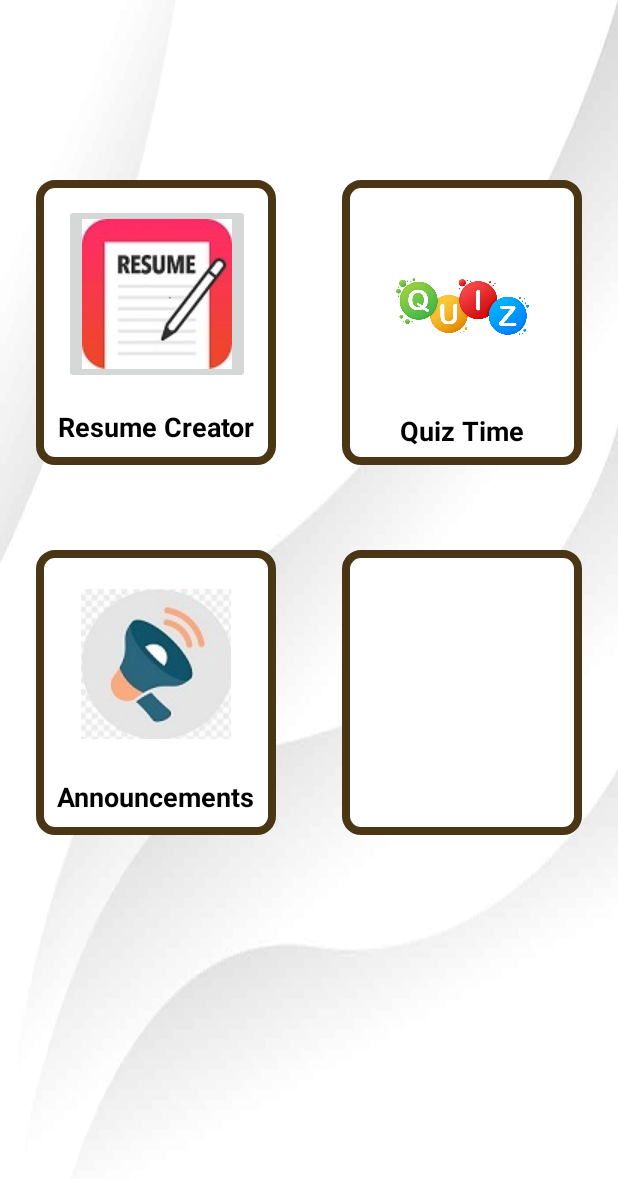
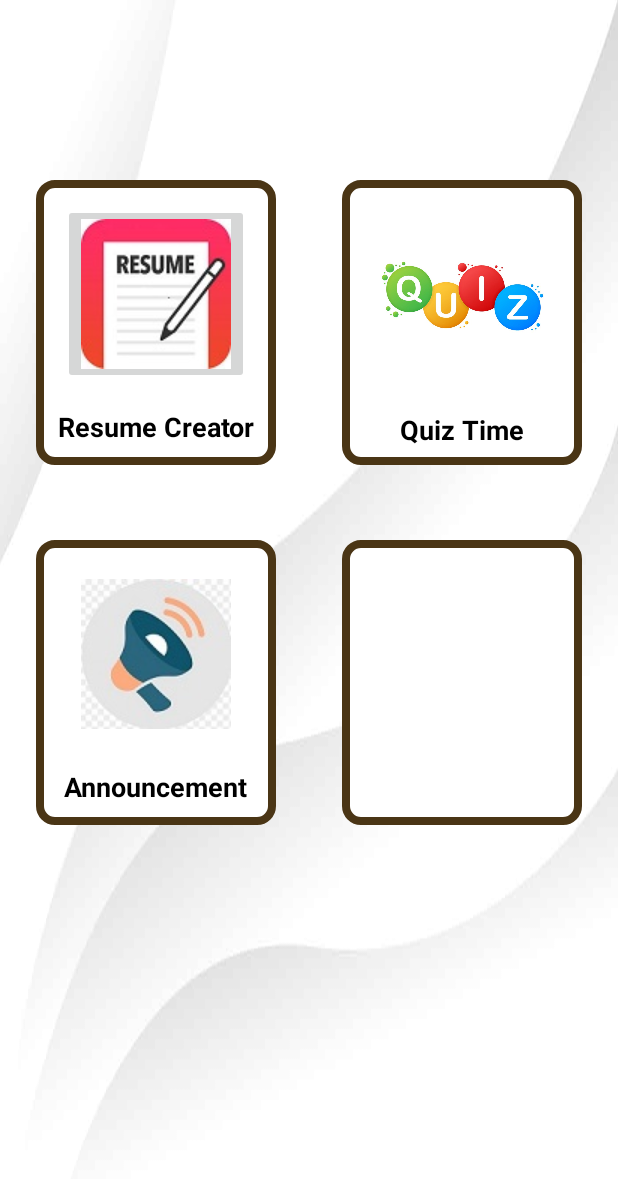
Before and after one commit to piyush260100/Resume_Manager, an Android app: the HomeActivity screen opened directly, with no data from a screen before it, on a phone screen of 412 x 824 dp. Shown: the top 1179 px of the screen. Run offline under Robolectric (Android 15) with nearby library versions, the phone set to English and light mode, and no system bars.

Commit message:
Resume Manager

```diff
--- a/app/src/main/java/com/example/rp/HomeActivity.java
+++ b/app/src/main/java/com/example/rp/HomeActivity.java
@@ -3,15 +3,19 @@ package com.example.rp;
 import androidx.appcompat.app.AppCompatActivity;
 import androidx.constraintlayout.widget.ConstraintLayout;
 
+import android.annotation.SuppressLint;
 import android.content.Intent;
 import android.os.Bundle;
 import android.view.View;
+import android.widget.ImageButton;
+
+import static com.example.rp.R.id.Quiz_Time_buton;
 
 public class HomeActivity extends AppCompatActivity {
 
-    ConstraintLayout resume;
-    ConstraintLayout quiz;
-    ConstraintLayout announcement;
+    ConstraintLayout resume_view;
+    ConstraintLayout quiz_view;
+    ConstraintLayout announcement_view;
 
 
     @Override
@@ -19,29 +23,29 @@ public class HomeActivity extends AppCompatActivity {
         super.onCreate(savedInstanceState);
         setContentView(R.layout.activity_home);
 
-        resume=findViewById(R.id.resume_creator_view);
-        quiz=findViewById(R.id.quiz_view);
-        announcement=findViewById(R.id.announcement_view);
+        resume_view=findViewById(R.id.resume_creator_view);
+        announcement_view=findViewById(R.id.announcement_view);
+        quiz_view=findViewById(R.id.announcement_view);
 
-        resume.setOnClickListener(new View.OnClickListener() {
+        resume_view.setOnClickListener(new View.OnClickListener() {
             @Override
             public void onClick(View view) {
-                Intent intent = new Intent(view.getContext(), resume_creator.class);
-                view.getContext().startActivity(intent);}
+                Intent intent1 = new Intent(view.getContext(), resume_creator.class);
+                view.getContext().startActivity(intent1);}
         });
 
-        quiz.setOnClickListener(new View.OnClickListener() {
+        quiz_view.setOnClickListener(new View.OnClickListener() {
             @Override
             public void onClick(View view) {
-                Intent intent = new Intent(view.getContext(), quiz_time.class);
-                view.getContext().startActivity(intent);}
+                Intent intent2 = new Intent(view.getContext(), quiz_time.class);
+                view.getContext().startActivity(intent2);}
         });
 
-        announcement.setOnClickListener(new View.OnClickListener() {
+        announcement_view.setOnClickListener(new View.OnClickListener() {
             @Override
             public void onClick(View view) {
-                Intent intent = new Intent(view.getContext(), Announcements.class);
-                view.getContext().startActivity(intent);}
+                Intent intent3 = new Intent(view.getContext(), Announcements.class);
+                view.getContext().startActivity(intent3);}
         });
 
 
--- a/app/src/main/res/layout/activity_home.xml
+++ b/app/src/main/res/layout/activity_home.xml
@@ -17,30 +17,32 @@
         app:layout_constraintStart_toStartOf="parent"
         app:layout_constraintTop_toTopOf="parent">
 
-    </androidx.constraintlayout.widget.ConstraintLayout>
-
         <ImageButton
             android:id="@+id/resume_button"
             android:layout_width="wrap_content"
             android:layout_height="wrap_content"
             android:layout_marginTop="16dp"
-        app:layout_constraintEnd_toEndOf="@+id/textView"
-        app:layout_constraintStart_toStartOf="@+id/textView"
-        app:layout_constraintTop_toTopOf="@+id/resume_creator_view"
+            android:contentDescription="Resume Button"
+            app:layout_constraintEnd_toEndOf="parent"
+            app:layout_constraintStart_toStartOf="parent"
+            app:layout_constraintTop_toTopOf="parent"
             app:srcCompat="@drawable/resume_icon2" />
 
         <TextView
             android:id="@+id/textView"
             android:layout_width="wrap_content"
             android:layout_height="wrap_content"
+            android:layout_marginStart="15dp"
             android:layout_marginTop="16dp"
+            android:layout_marginEnd="15dp"
             android:text="Resume Creator"
             android:textColor="@android:color/black"
             android:textSize="18sp"
             android:textStyle="bold"
-        app:layout_constraintEnd_toEndOf="@+id/resume_creator_view"
-        app:layout_constraintStart_toStartOf="@+id/resume_creator_view"
+            app:layout_constraintEnd_toEndOf="parent"
+            app:layout_constraintStart_toStartOf="parent"
             app:layout_constraintTop_toBottomOf="@+id/resume_button" />
+    </androidx.constraintlayout.widget.ConstraintLayout>
 
     <androidx.constraintlayout.widget.ConstraintLayout
         android:id="@+id/quiz_view"
@@ -52,12 +54,13 @@
         app:layout_constraintTop_toTopOf="@+id/resume_creator_view">
 
         <ImageView
-            android:id="@+id/imageView2"
+            android:id="@+id/Quiz_Time_buton"
             android:layout_width="0dp"
-            android:layout_height="120dp"
-            android:layout_marginStart="24dp"
-            android:layout_marginTop="24dp"
-            android:layout_marginEnd="24dp"
+            android:layout_height="130dp"
+            android:layout_marginStart="12dp"
+            android:layout_marginTop="12dp"
+            android:layout_marginEnd="12dp"
+            android:contentDescription="Quiz Button"
             app:layout_constraintEnd_toEndOf="parent"
             app:layout_constraintStart_toStartOf="parent"
             app:layout_constraintTop_toTopOf="parent"
@@ -74,7 +77,7 @@
             app:layout_constraintBottom_toBottomOf="parent"
             app:layout_constraintEnd_toEndOf="parent"
             app:layout_constraintStart_toStartOf="parent"
-            app:layout_constraintTop_toBottomOf="@+id/imageView2" />
+            app:layout_constraintTop_toBottomOf="@+id/Quiz_Time_buton" />
     </androidx.constraintlayout.widget.ConstraintLayout>
 
     <androidx.constraintlayout.widget.ConstraintLayout
@@ -82,17 +85,18 @@
         android:layout_width="160dp"
         android:layout_height="190dp"
         android:layout_marginStart="24dp"
-        android:layout_marginTop="70dp"
+        android:layout_marginTop="50dp"
         android:background="@drawable/square_box"
         app:layout_constraintStart_toStartOf="parent"
-        app:layout_constraintTop_toBottomOf="@+id/textView">
+        app:layout_constraintTop_toBottomOf="@+id/resume_creator_view">
 
         <ImageButton
-            android:id="@+id/imageButton5"
+            android:id="@+id/announcement_button"
             android:layout_width="120dp"
             android:layout_height="120dp"
             android:layout_marginTop="16dp"
             android:background="@android:color/white"
+            android:contentDescription="announcement button"
             app:layout_constraintEnd_toEndOf="parent"
             app:layout_constraintStart_toStartOf="parent"
             app:layout_constraintTop_toTopOf="parent"
@@ -103,13 +107,13 @@
             android:layout_width="wrap_content"
             android:layout_height="wrap_content"
             android:layout_marginTop="16dp"
-            android:text="Announcements"
+            android:text="Announcement"
             android:textColor="@android:color/black"
             android:textSize="18sp"
             android:textStyle="bold"
-            app:layout_constraintEnd_toEndOf="@+id/imageButton5"
-            app:layout_constraintStart_toStartOf="@+id/imageButton5"
-            app:layout_constraintTop_toBottomOf="@+id/imageButton5" />
+            app:layout_constraintEnd_toEndOf="@+id/announcement_button"
+            app:layout_constraintStart_toStartOf="@+id/announcement_button"
+            app:layout_constraintTop_toBottomOf="@+id/announcement_button" />
     </androidx.constraintlayout.widget.ConstraintLayout>
 
     <androidx.constraintlayout.widget.ConstraintLayout
```
Lines whose indentation alone changed are shown as unchanged.
